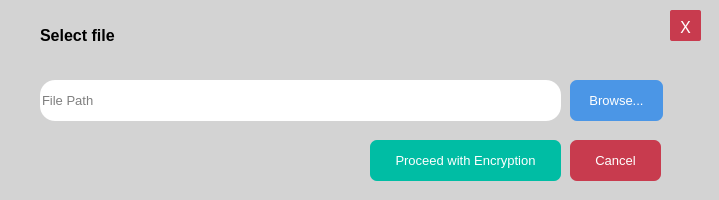
Old version of the form ui/EncryptionUi.ui in the repository edeniyanda/CipheredVV.
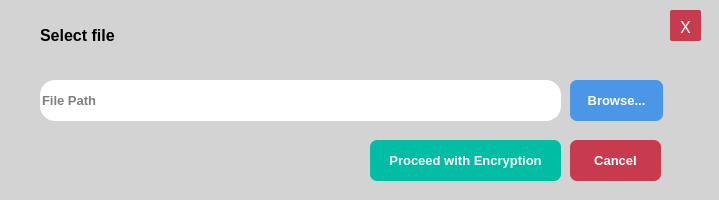
New version of the form. Icons and pictures are not drawn.

Diff of the .ui file:
```diff
--- a/ui/EncryptionUi.ui
+++ b/ui/EncryptionUi.ui
@@ -35,6 +35,8 @@
      <font>
       <family>Segoe UI</family>
       <pointsize>10</pointsize>
+      <weight>75</weight>
+      <bold>true</bold>
      </font>
     </property>
     <property name="styleSheet">
@@ -58,6 +60,8 @@
      <font>
       <family>Segoe UI</family>
       <pointsize>10</pointsize>
+      <weight>75</weight>
+      <bold>true</bold>
      </font>
     </property>
     <property name="styleSheet">
@@ -103,12 +107,19 @@
      <font>
       <family>Segoe UI</family>
       <pointsize>10</pointsize>
+      <weight>75</weight>
+      <bold>true</bold>
      </font>
     </property>
     <property name="styleSheet">
-     <string notr="true">background-color:rgb(0, 189, 164);
-color: white;
-border-radius: 7px;</string>
+     <string notr="true">QPushButton{
+	background-color:rgb(0, 189, 164);
+	color: white;
+	border-radius: 7px;
+}
+QPushButton:hover{
+	background-color:rgb(0, 157, 136)
+}</string>
     </property>
     <property name="text">
      <string>Proceed with Encryption</string>
@@ -127,12 +138,19 @@
      <font>
       <family>Segoe UI</family>
       <pointsize>10</pointsize>
+      <weight>75</weight>
+      <bold>true</bold>
      </font>
     </property>
     <property name="styleSheet">
-     <string notr="true">background-color:rgb(200, 59, 78);
-color: white;
-border-radius: 7px;</string>
+     <string notr="true">QPushButton{
+	background-color:rgb(200, 59, 78);
+	color: white;
+	border-radius: 7px;
+}
+QPushButton:hover{
+	background-color: rgb(185, 54, 74)
+}</string>
     </property>
     <property name="text">
      <string>Cancel</string>
```
